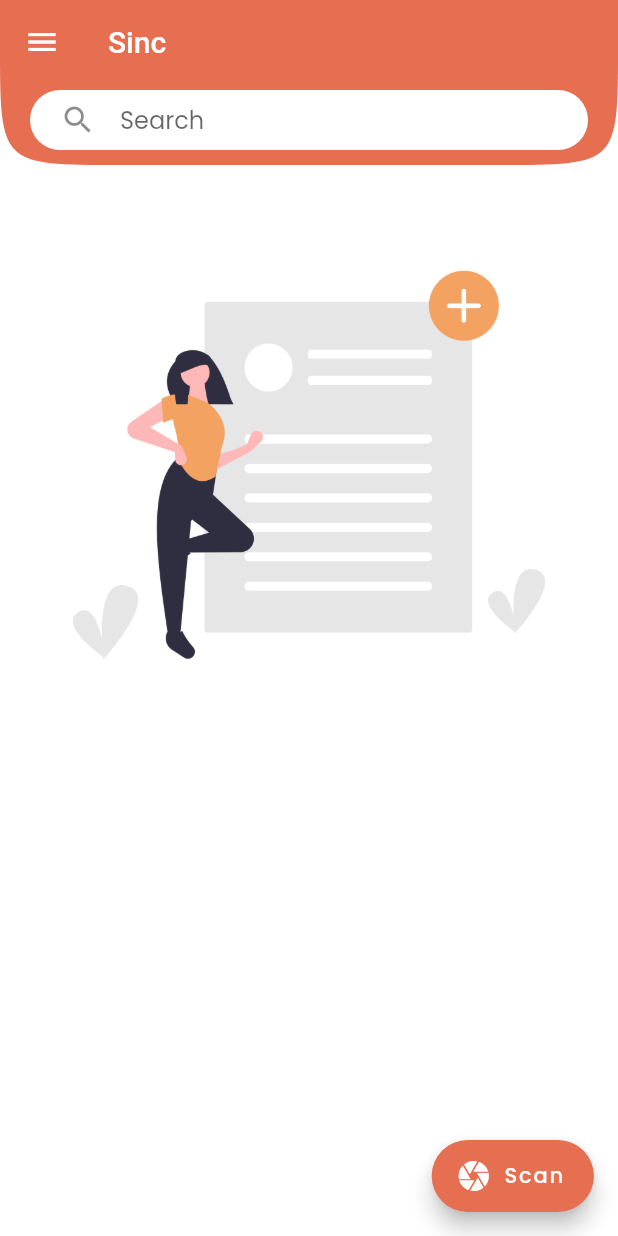
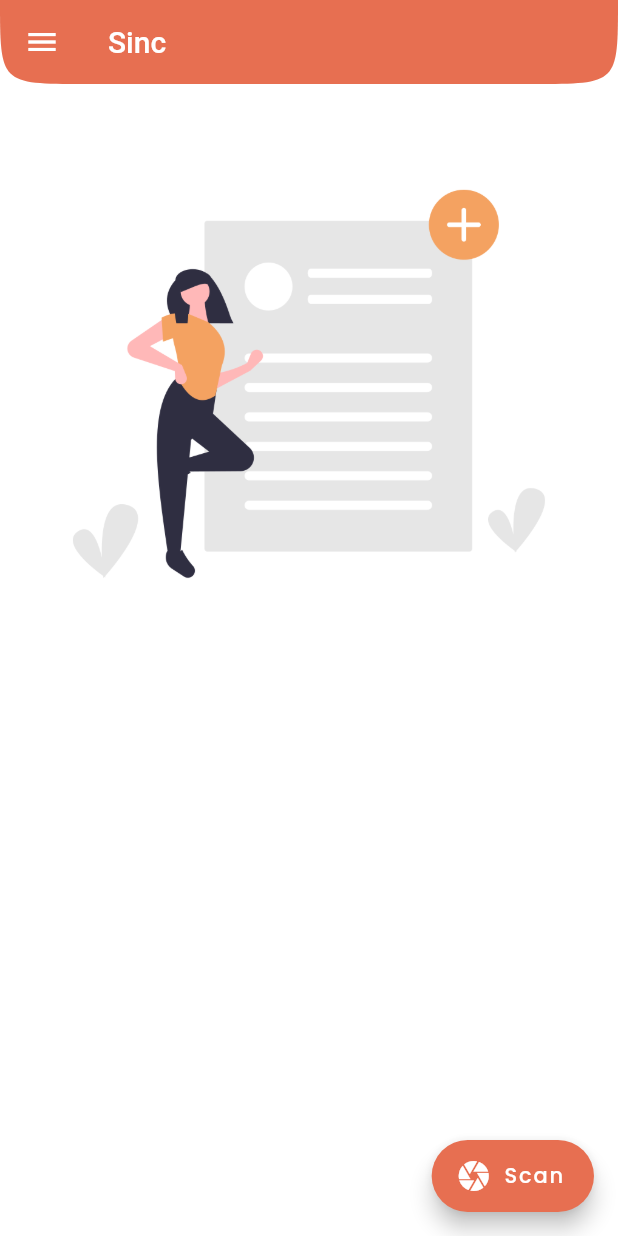
Before and after one commit to OnkarKunjir/sinc, a Flutter app: the screen it shows after launch, after a tap on the "menu" icon, on a phone screen of 412 x 824 dp. Run offline on Flutter 3.47's test engine with Material 2 defaults, Android fonts, the phone set to English and light mode, and no system bars; our stand-ins replace camera, google_fonts, pdf; missing offline and left inert: esys_flutter_share.

```diff
--- a/lib/screens/home_screen/home_screen.dart
+++ b/lib/screens/home_screen/home_screen.dart
@@ -14,17 +14,21 @@ class _HomeScreenState extends State<HomeScreen> {
   final List<String> _thumbnails = [];
   final fileOperations = FileOperations();
 
+  String currentQuery = '';
+
   Future<void> _getDocNames() async {
     await fileOperations.init();
     List<String> featchedNames = await this.fileOperations.getDocPaths();
 
-    setState(() {
-      this._docNames.addAll(List.generate(featchedNames.length,
-          (index) => featchedNames[index].split('/').last));
+    setState(
+      () {
+        this._docNames.addAll(List.generate(featchedNames.length,
+            (index) => featchedNames[index].split('/').last));
 
-      this._thumbnails.addAll(List.generate(
-          featchedNames.length, (index) => featchedNames[index] + '/0.png'));
-    });
+        this._thumbnails.addAll(List.generate(
+            featchedNames.length, (index) => featchedNames[index] + '/0.png'));
+      },
+    );
   }
 
   dynamic deleteCallback(int index) {
@@ -34,16 +38,6 @@ class _HomeScreenState extends State<HomeScreen> {
       this._thumbnails.removeAt(index);
     });
   }
-
-  // void _addNewDoc() {
-  //   // function to add new document
-  //   String fileName = 'New File${this._docNames.length}';
-  //   this.fileOperations.createDoc(fileName);
-  //   setState(() {
-  //     _docNames.add(fileName);
-  //     _thumbnails.add('new thumbnail');
-  //   });
-  // }
 
   void confirmCallback() {
     this._docNames.clear();
@@ -77,8 +71,8 @@ class _HomeScreenState extends State<HomeScreen> {
         slivers: <Widget>[
           SearchBox(),
           DocList(
-            docNames: _docNames,
-            thumbnails: _thumbnails,
+            docNames: this._docNames,
+            thumbnails: this._thumbnails,
             deleteCallback: deleteCallback,
             fileOperations: this.fileOperations,
           ),
--- a/lib/screens/home_screen/search_box.dart
+++ b/lib/screens/home_screen/search_box.dart
@@ -7,48 +7,51 @@ class SearchBox extends StatelessWidget {
       elevation: 10,
       floating: true,
       snap: true,
+      title: Text('Sinc'),
       pinned: true,
-      title: Text('Sinc'),
       leading: IconButton(icon: Icon(Icons.menu), onPressed: () => null),
-      expandedHeight: 110,
+      expandedHeight: 50,
       shape: ContinuousRectangleBorder(
         borderRadius: BorderRadius.only(
           bottomLeft: Radius.circular(80),
           bottomRight: Radius.circular(80),
         ),
       ),
-      flexibleSpace: FlexibleSpaceBar(
-        background: Stack(
-          children: <Widget>[
-            Positioned(
-              left: 0,
-              right: 0,
-              bottom: 10,
-              child: Container(
-                height: 40,
-                margin: EdgeInsets.symmetric(horizontal: 20),
-                padding: EdgeInsets.symmetric(horizontal: 20),
-                decoration: BoxDecoration(
-                  color: Colors.white,
-                  borderRadius: BorderRadius.all(Radius.circular(40)),
-                ),
-                child: TextField(
-                  autofocus: false,
-                  textAlignVertical: TextAlignVertical.center,
-                  decoration: InputDecoration(
-                    hintText: 'Search',
-                    alignLabelWithHint: true,
-                    contentPadding: EdgeInsets.symmetric(vertical: 10),
-                    enabledBorder: InputBorder.none,
-                    focusedBorder: InputBorder.none,
-                    icon: Icon(Icons.search),
-                  ),
-                ),
-              ),
-            ),
-          ],
-        ),
-      ),
+      // flexibleSpace: FlexibleSpaceBar(
+      //   title: Text('Sinc'),
+      // ),
+      // flexibleSpace: FlexibleSpaceBar(
+      //   background: Stack(
+      //     children: <Widget>[
+      //       Positioned(
+      //         left: 0,
+      //         right: 0,
+      //         bottom: 10,
+      //         child: Container(
+      //           height: 40,
+      //           margin: EdgeInsets.symmetric(horizontal: 20),
+      //           padding: EdgeInsets.symmetric(horizontal: 20),
+      //           decoration: BoxDecoration(
+      //             color: Colors.white,
+      //             borderRadius: BorderRadius.all(Radius.circular(40)),
+      //           ),
+      //           child: TextField(
+      //             autofocus: false,
+      //             textAlignVertical: TextAlignVertical.center,
+      //             decoration: InputDecoration(
+      //               hintText: 'Search',
+      //               alignLabelWithHint: true,
+      //               contentPadding: EdgeInsets.symmetric(vertical: 10),
+      //               enabledBorder: InputBorder.none,
+      //               focusedBorder: InputBorder.none,
+      //               icon: Icon(Icons.search),
+      //             ),
+      //           ),
+      //         ),
+      //       ),
+      //     ],
+      //   ),
+      // ),
     );
   }
 }
```
Also changed, not shown: pubspec.yaml (+7 -0 lines), assets/icons/sinc.png (added), pubspec.lock, 27 other files.
